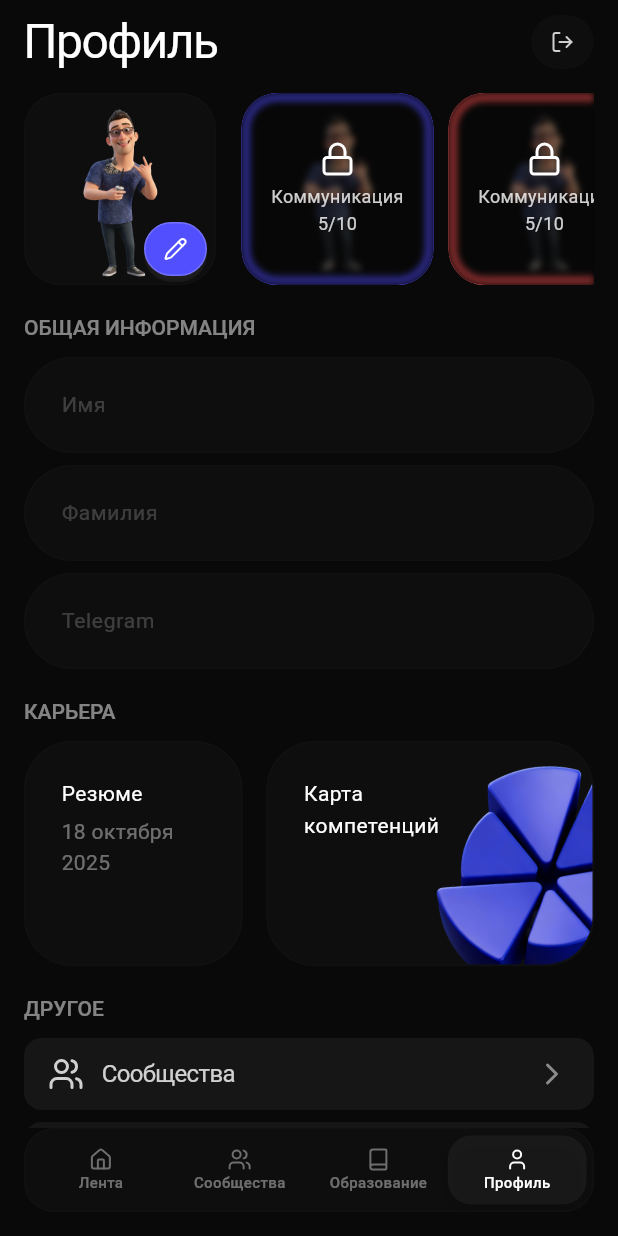
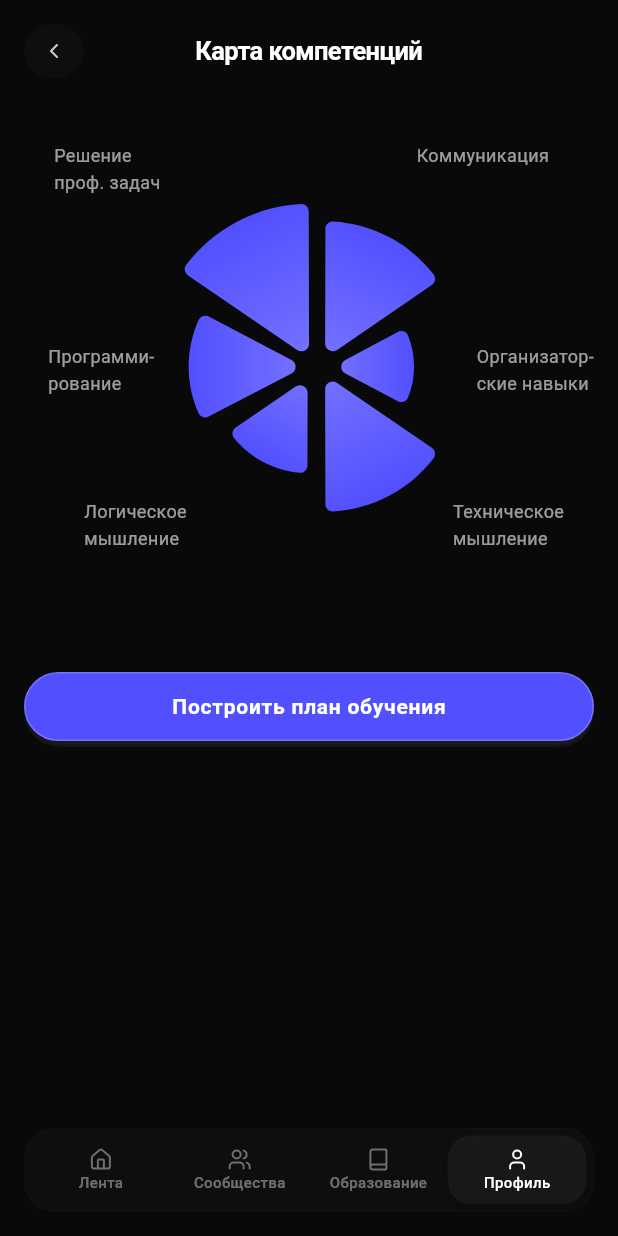
Before and after one commit to mosprom-hack/mosprom_mobile, a Flutter app: the ProfilePage screen opened by its route, after a tap on an icon or button, on a phone screen of 412 x 824 dp. Run offline on Flutter 3.47's test engine with Material 3 defaults, Android fonts, the phone set to English and light mode, and no system bars; our stand-ins replace dio, equatable, flutter_bloc, flutter_lucide, flutter_svg, freezed_annotation and 2 more; network calls fail; Roboto replaces fonts that are missing (SF Pro); project files that could hold a hidden picture were left out.

Commit message:
feat: Add competence map page and integrate with profile navigation

```diff
--- a/lib/app/router/app_router.dart
+++ b/lib/app/router/app_router.dart
@@ -5,6 +5,7 @@ import '../../presentation/pages/home/communities/communities_page.dart';
 import '../../presentation/pages/home/education/education_page.dart';
 import '../../presentation/pages/home/profile/profile_page.dart';
 import '../../presentation/pages/home/education/mentor_detail/mentor_detail_page.dart';
+import '../../presentation/pages/profile/competence_map/competence_map_page.dart';
 import 'app_routes.dart';
 import 'scaffold_with_navbar.dart';
 
@@ -63,6 +64,13 @@ class AppRouter {
                 path: AppRoutes.profile,
                 name: 'profile',
                 builder: (context, state) => const ProfilePage(),
+                routes: [
+                  GoRoute(
+                    path: 'competence-map',
+                    name: 'competenceMap',
+                    builder: (context, state) => const CompetenceMapPage(),
+                  ),
+                ],
               ),
             ],
           ),
--- a/lib/app/router/app_routes.dart
+++ b/lib/app/router/app_routes.dart
@@ -4,6 +4,7 @@ abstract class AppRoutes {
   static const String education = '/education';
   static const String profile = '/profile';
   static const String mentorDetail = '/education/mentor/:id';
+  static const String competenceMap = '/profile/competence-map';
 
   static String mentorDetailPath(String id) => '/education/mentor/$id';
 }
--- a/lib/presentation/pages/home/profile/profile_page.dart
+++ b/lib/presentation/pages/home/profile/profile_page.dart
@@ -166,9 +166,9 @@ class _ProfilePageState extends State<ProfilePage> {
                       child: ProfileCvCard(onTap: () {}),
                     ),
                     const SizedBox(width: 16),
-                    Expanded(
+                    const Expanded(
                       flex: 3,
-                      child: ProfileCompetenceCard(onTap: () {}),
+                      child: ProfileCompetenceCard(),
                     ),
                   ],
                 ),
--- /dev/null
+++ b/lib/presentation/pages/profile/competence_map/competence_map_page.dart
@@ -0,0 +1,199 @@
+import 'dart:ui' show ImageFilter;
+import 'package:flutter/material.dart';
+import 'package:flutter_lucide/flutter_lucide.dart';
+import 'package:go_router/go_router.dart';
+import '../../../../core/consts/app_fonts.dart';
+import '../../../../core/services/color_service.dart';
+import '../../../../ui/buttons/app_button.dart';
+import '../../../../ui/buttons/app_button_enums.dart';
+import '../../../widgets/competence_radar_chart.dart';
+
+class CompetenceMapPage extends StatelessWidget {
+  const CompetenceMapPage({super.key});
+
+  @override
+  Widget build(BuildContext context) {
+    final colors = ColorService.instance;
+
+    return Scaffold(
+      backgroundColor: colors.background,
+      body: SafeArea(
+        child: Column(
+          children: [
+            Padding(
+              padding: const EdgeInsets.all(16),
+              child: Row(
+                children: [
+                  ClipRRect(
+                    borderRadius: BorderRadius.circular(32),
+                    child: BackdropFilter(
+                      filter: ImageFilter.blur(sigmaX: 6, sigmaY: 6),
+                      child: Container(
+                        width: 40,
+                        height: 36,
+                        decoration: BoxDecoration(
+                          color: colors.buttonSecondaryBackground,
+                          borderRadius: BorderRadius.circular(32),
+                        ),
+                        child: Material(
+                          color: Colors.transparent,
+                          child: InkWell(
+                            onTap: () => context.pop(),
+                            borderRadius: BorderRadius.circular(32),
+                            child: Center(
+                              child: Icon(
+                                LucideIcons.chevron_left,
+                                size: 16,
+                                color: colors.buttonSecondaryText,
+                              ),
+                            ),
+                          ),
+                        ),
+                      ),
+                    ),
+                  ),
+                  Expanded(
+                    child: Center(
+                      child: Text(
+                        'Карта компетенций',
+                        style: AppFonts.bodyMedium.copyWith(
+                          color: colors.textPrimary,
+                          fontSize: 17,
+                          fontWeight: FontWeight.w600,
+                          letterSpacing: -0.408,
+                        ),
+                      ),
+                    ),
+                  ),
+                  const SizedBox(width: 40),
+                ],
+              ),
+            ),
+            Expanded(
+              child: SingleChildScrollView(
+                child: Padding(
+                  padding: const EdgeInsets.symmetric(horizontal: 16),
+                  child: Column(
+                    children: [
+                      const SizedBox(height: 20),
+                      SizedBox(
+                        height: 300,
+                        child: Stack(
+                          children: [
+                            Center(child: CompetenceRadarChart()),
+                            Positioned(
+                              left: 20,
+                              top: 7,
+                              child: SizedBox(
+                                child: Text(
+                                  'Решение\nпроф. задач',
+                                  style: AppFonts.bodySmall.copyWith(
+                                    color: colors.textPrimary.withValues(
+                                      alpha: 0.6,
+                                    ),
+                                    height: 18 / 12,
+                                  ),
+                                ),
+                              ),
+                            ),
+                            Positioned(
+                              right: 30,
+                              top: 7,
+                              child: SizedBox(
+                                child: Text(
+                                  'Коммуникация',
+                                  style: AppFonts.bodySmall.copyWith(
+                                    color: colors.textPrimary.withValues(
+                                      alpha: 0.6,
+                                    ),
+                                    height: 18 / 12,
+                                  ),
+                                ),
+                              ),
+                            ),
+                            Positioned(
+                              right: 0,
+                              top: 141,
+                              child: SizedBox(
+                                child: Text(
+                                  'Организатор-\nские навыки',
+                                  style: AppFonts.bodySmall.copyWith(
+                                    color: colors.textPrimary.withValues(
+                                      alpha: 0.6,
+                                    ),
+                                    height: 18 / 12,
+                                  ),
+                                ),
+                              ),
+                            ),
+                            Positioned(
+                              right: 20,
+                              bottom: 20,
+                              child: SizedBox(
+                                child: Text(
+                                  'Техническое\nмышление',
+                                  style: AppFonts.bodySmall.copyWith(
+                                    color: colors.textPrimary.withValues(
+                                      alpha: 0.6,
+                                    ),
+                                    height: 18 / 12,
+                                  ),
+                                ),
+                              ),
+                            ),
+                            Positioned(
+                              left: 40,
+                              bottom: 20,
+                              child: SizedBox(
+                                child: Text(
+                                  'Логическое\nмышление',
+                                  style: AppFonts.bodySmall.copyWith(
+                                    color: colors.textPrimary.withValues(
+                                      alpha: 0.6,
+                                    ),
+                                    height: 18 / 12,
+                                  ),
+                                ),
+                              ),
+                            ),
+                            Positioned(
+                              left: 16,
+                              top: 141,
+                              child: SizedBox(
+                                child: Text(
+                                  'Программи-\nрование',
+                                  style: AppFonts.bodySmall.copyWith(
+                                    color: colors.textPrimary.withValues(
+                                      alpha: 0.6,
+                                    ),
+                                    height: 18 / 12,
+                                  ),
+                                ),
+                              ),
+                            ),
+                          ],
+                        ),
+                      ),
+                      const SizedBox(height: 60),
+                      SizedBox(
+                        width: double.infinity,
+                        child: AppButton(
+                          type: AppButtonType.primary,
+                          variant: AppButtonVariant.filled,
+                          size: AppButtonSize.md,
+                          text: 'Построить план обучения',
+                          onPressed: () {},
+                        ),
+                      ),
+                      const SizedBox(height: 40),
+                    ],
+                  ),
+                ),
+              ),
+            ),
+          ],
+        ),
+      ),
+    );
+  }
+}
--- /dev/null
+++ b/lib/presentation/widgets/competence_radar_chart.dart
@@ -0,0 +1,54 @@
+import 'package:flutter/material.dart';
+import 'package:flutter_svg/flutter_svg.dart';
+
+class CompetenceRadarChart extends StatefulWidget {
+  const CompetenceRadarChart({super.key});
+
+  @override
+  State<CompetenceRadarChart> createState() => _CompetenceRadarChartState();
+}
+
+class _CompetenceRadarChartState extends State<CompetenceRadarChart>
+    with SingleTickerProviderStateMixin {
+  late AnimationController _controller;
+  late Animation<double> _animation;
+
+  @override
+  void initState() {
+    super.initState();
+    _controller = AnimationController(
+      duration: const Duration(milliseconds: 1000),
+      vsync: this,
+    );
+
+    _animation = CurvedAnimation(
+      parent: _controller,
+      curve: Curves.easeOutCubic,
+    );
+
+    _controller.forward();
+  }
+
+  @override
+  void dispose() {
+    _controller.dispose();
+    super.dispose();
+  }
+
+  @override
+  Widget build(BuildContext context) {
+    return FadeTransition(
+      opacity: _animation,
+      child: SizedBox(
+        width: 225,
+        height: 225,
+        child: SvgPicture.asset(
+          'assets/images/competence_diagram.svg',
+          width: 225,
+          height: 225,
+          fit: BoxFit.contain,
+        ),
+      ),
+    );
+  }
+}
--- a/lib/presentation/widgets/profile_competence_card.dart
+++ b/lib/presentation/widgets/profile_competence_card.dart
@@ -1,11 +1,11 @@
 import 'package:flutter/material.dart';
+import 'package:go_router/go_router.dart';
+import '../../app/router/app_routes.dart';
 import '../../core/consts/app_fonts.dart';
 import '../../core/services/color_service.dart';
 
 class ProfileCompetenceCard extends StatelessWidget {
-  final VoidCallback? onTap;
-
-  const ProfileCompetenceCard({super.key, this.onTap});
+  const ProfileCompetenceCard({super.key});
 
   @override
   Widget build(BuildContext context) {
@@ -38,7 +38,7 @@ class ProfileCompetenceCard extends StatelessWidget {
             Material(
               color: Colors.transparent,
               child: InkWell(
-                onTap: onTap,
+                onTap: () => context.push(AppRoutes.competenceMap),
                 borderRadius: BorderRadius.circular(32),
                 splashColor: colors.buttonSecondaryText.withValues(alpha: 0.1),
                 highlightColor: colors.buttonSecondaryText.withValues(
--- a/pubspec.yaml
+++ b/pubspec.yaml
@@ -17,6 +17,7 @@ dependencies:
   freezed_annotation: ^2.4.4
   json_annotation: ^4.9.0
   flutter_lucide: ^1.7.0
+  flutter_svg: ^2.2.1
 
 dev_dependencies:
   flutter_test:
```
Also changed, not shown: assets/images/competence_diagram.svg (added).
